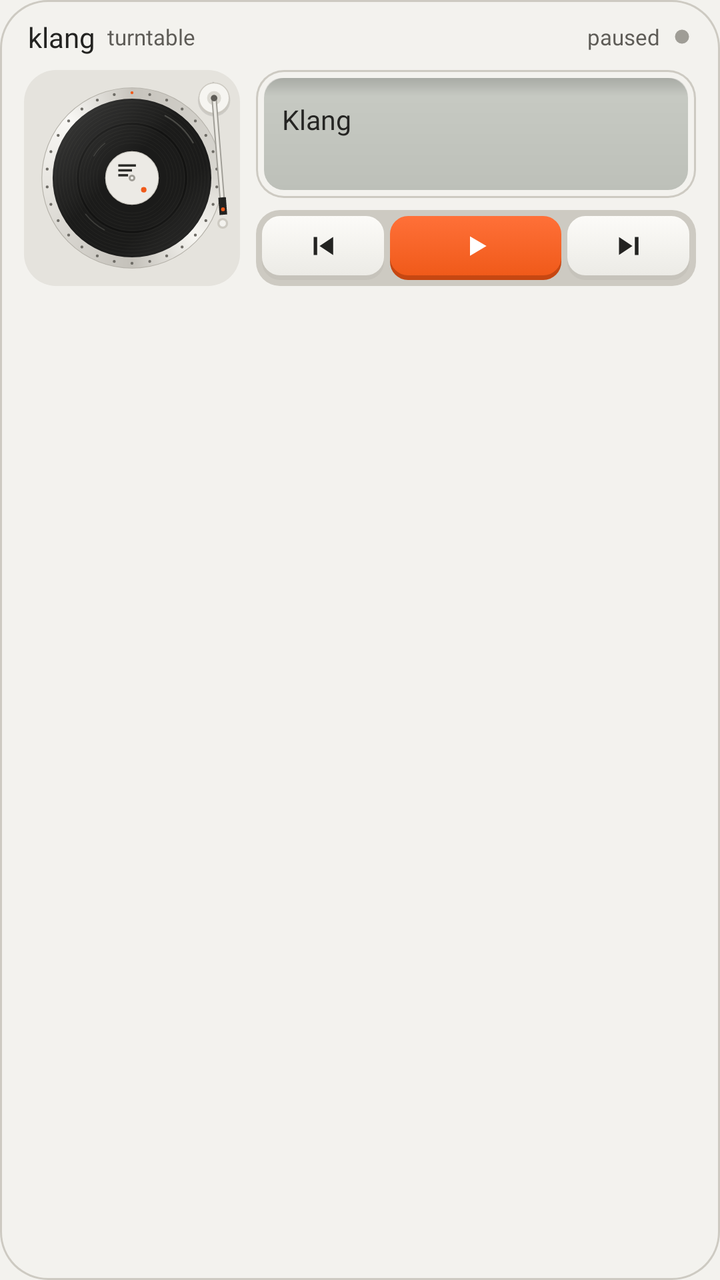
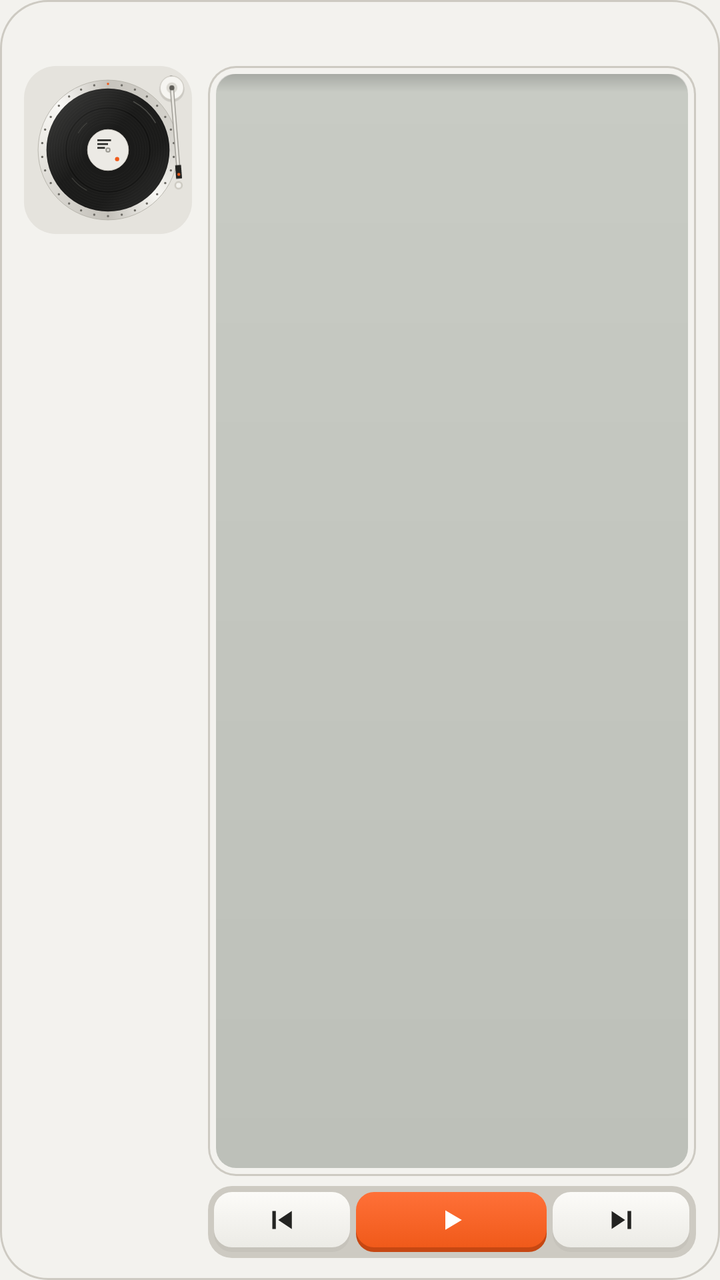

An Android layout rendered at two revisions. The XML below is the earlier revision; the diff shows what the commit changed to produce the second picture.
<!-- AndroidManifest.xml: application theme Theme.Klang -->
<!-- res/layout/widget_klang_paused.xml -->
<?xml version="1.0" encoding="utf-8"?>
<LinearLayout xmlns:android="http://schemas.android.com/apk/res/android"
    android:id="@+id/w_root"
    android:layout_width="match_parent"
    android:layout_height="match_parent"
    android:background="@drawable/w_bg_studio"
    android:orientation="vertical"
    android:paddingStart="12dp"
    android:paddingTop="9dp"
    android:paddingEnd="12dp"
    android:paddingBottom="12dp">

    <LinearLayout
        android:layout_width="match_parent"
        android:layout_height="wrap_content"
        android:gravity="center_vertical"
        android:orientation="horizontal"
        android:paddingStart="2dp"
        android:paddingEnd="2dp">
        <TextView android:id="@+id/w_brand" android:layout_width="wrap_content" android:layout_height="wrap_content"
            android:fontFamily="@font/plex_thai_bold" android:text="klang" android:textColor="#232321" android:textSize="14sp" />
        <TextView android:id="@+id/w_model" android:layout_width="0dp" android:layout_height="wrap_content" android:layout_weight="1"
            android:layout_marginStart="6dp" android:fontFamily="@font/plex_thai_medium" android:text="turntable" android:textColor="#5E5C57" android:textSize="11sp" />
        <TextView android:id="@+id/w_label" android:layout_width="wrap_content" android:layout_height="wrap_content"
            android:fontFamily="@font/plex_thai_medium" android:text="paused" android:textColor="#5E5C57" android:textSize="11sp" />
        <ImageView android:id="@+id/w_lamp" android:layout_width="10dp" android:layout_height="10dp" android:layout_marginStart="6dp"
            android:src="@drawable/w_lamp_off" android:importantForAccessibility="no" />
    </LinearLayout>

    <LinearLayout
        android:layout_width="match_parent"
        android:layout_height="wrap_content"
        android:layout_marginTop="7dp"
        android:orientation="horizontal">

        <FrameLayout
            android:id="@+id/w_deck"
            android:layout_width="108dp"
            android:layout_height="108dp"
            android:background="@drawable/w_tile_studio">
        <ImageView android:layout_width="match_parent" android:layout_height="match_parent" android:padding="5dp" android:src="@drawable/w_disc_r00" android:importantForAccessibility="no"/>
            <ImageView android:layout_width="match_parent" android:layout_height="match_parent" android:padding="5dp" android:src="@drawable/w_disc_light" android:importantForAccessibility="no"/>
            <ImageView android:layout_width="match_parent" android:layout_height="match_parent" android:src="@drawable/w_arm_rest" android:importantForAccessibility="no"/>
            <ImageView android:layout_width="match_parent" android:layout_height="match_parent" android:src="@drawable/w_arm_off" android:importantForAccessibility="no"/>
        </FrameLayout>

        <LinearLayout
            android:layout_width="0dp"
            android:layout_height="108dp"
            android:layout_marginStart="8dp"
            android:layout_weight="1"
            android:orientation="vertical">

            <LinearLayout
                android:id="@+id/w_info"
                android:layout_width="match_parent"
                android:layout_height="0dp"
                android:layout_weight="1"
                android:background="@drawable/w_lcd_studio"
                android:gravity="center_vertical"
                android:orientation="vertical"
                android:paddingStart="13dp"
                android:paddingTop="7dp"
                android:paddingEnd="11dp"
                android:paddingBottom="7dp">
                <TextView android:id="@+id/w_title" android:layout_width="match_parent" android:layout_height="wrap_content"
                    android:ellipsize="end" android:fontFamily="@font/plex_thai_semibold" android:lineSpacingMultiplier="0.9" android:maxLines="2"
                    android:text="Klang" android:textColor="#252523" android:textSize="13.5sp" />
                <TextView android:id="@+id/w_artist" android:layout_width="match_parent" android:layout_height="wrap_content"
                    android:ellipsize="end" android:fontFamily="@font/plex_thai_regular" android:maxLines="1"
                    android:text="" android:textColor="#555852" android:textSize="11sp" />
            </LinearLayout>

            <LinearLayout
                android:id="@+id/w_track"
                android:layout_width="match_parent"
                android:layout_height="38dp"
                android:layout_marginTop="6dp"
                android:background="@drawable/w_track_studio"
                android:orientation="horizontal"
                android:padding="3dp">
                <ImageView android:id="@+id/w_prev" android:layout_width="0dp" android:layout_height="match_parent" android:layout_weight="1"
                    android:background="@drawable/w_key_studio" android:contentDescription="Previous" android:paddingBottom="2dp" android:scaleType="center" android:src="@drawable/w_ic_prev" />
                <ImageView android:id="@+id/w_play" android:layout_width="0dp" android:layout_height="match_parent" android:layout_weight="1.4"
                    android:layout_marginStart="3dp" android:layout_marginEnd="3dp"
                    android:background="@drawable/w_key_orange" android:contentDescription="Play" android:paddingBottom="2dp" android:scaleType="center"
                    android:src="@drawable/w_ic_play_white" />
                <ImageView android:id="@+id/w_next" android:layout_width="0dp" android:layout_height="match_parent" android:layout_weight="1"
                    android:background="@drawable/w_key_studio" android:contentDescription="Next" android:paddingBottom="2dp" android:scaleType="center" android:src="@drawable/w_ic_next" />
            </LinearLayout>
        </LinearLayout>
    </LinearLayout>
</LinearLayout>
<!-- resources referenced by this layout -->
<resources>
  <!-- drawable w_arm_rest (drawable) -->
  <vector xmlns:android="http://schemas.android.com/apk/res/android" xmlns:aapt="http://schemas.android.com/aapt" android:width="200dp" android:height="200dp" android:viewportWidth="200" android:viewportHeight="200">
  <path android:pathData="M179.00,142.00 a5,5 0 1,1 10,0 a5,5 0 1,1 -10,0" android:fillColor="#CDCAC2"/>
  <path android:pathData="M181.00,142.00 a3,3 0 1,1 6,0 a3,3 0 1,1 -6,0" android:fillColor="#F3F2EE"/>
  </vector>
  <!-- drawable w_bg_studio (drawable) -->
  <layer-list xmlns:android="http://schemas.android.com/apk/res/android">
  <item><shape><corners android:radius="24dp"/><solid android:color="#CDCAC2"/></shape></item>
  <item android:left="1dp" android:top="1dp" android:right="1dp" android:bottom="1dp"><shape><corners android:radius="23dp"/><solid android:color="#F3F2EE"/></shape></item>
  </layer-list>
  <!-- drawable w_disc_light (drawable) -->
  <vector xmlns:android="http://schemas.android.com/apk/res/android" xmlns:aapt="http://schemas.android.com/aapt" android:width="200dp" android:height="200dp" android:viewportWidth="200" android:viewportHeight="200">
  <path android:pathData="M19.00,100.00 a81,81 0 1,1 162,0 a81,81 0 1,1 -162,0"><aapt:attr name="android:fillColor"><gradient android:type="linear" android:startX="30" android:startY="30" android:endX="170" android:endY="170"><item android:offset="0" android:color="#22FFFFFF"/><item android:offset="0.45" android:color="#00FFFFFF"/><item android:offset="0.7" android:color="#00FFFFFF"/><item android:offset="1" android:color="#12FFFFFF"/></gradient></aapt:attr></path>
  </vector>
  <!-- drawable w_disc_r00 (drawable) -->
  <rotate xmlns:android="http://schemas.android.com/apk/res/android" android:drawable="@drawable/w_disc" android:fromDegrees="0" android:toDegrees="0" android:pivotX="50%" android:pivotY="50%"/>
  <!-- drawable w_ic_next (drawable) -->
  <vector xmlns:android="http://schemas.android.com/apk/res/android" android:width="18dp" android:height="18dp" android:viewportWidth="24" android:viewportHeight="24">
  <path android:pathData="M16.1,6 h2.4 v12 h-2.4 z M5.5,6 L14.5,12 L5.5,18 Z" android:fillColor="#232321"/>
  </vector>
  <!-- drawable w_ic_play_white (drawable) -->
  <vector xmlns:android="http://schemas.android.com/apk/res/android" android:width="18dp" android:height="18dp" android:viewportWidth="24" android:viewportHeight="24">
  <path android:pathData="M8,5.5 L19,12 L8,18.5 Z" android:fillColor="#FFFFFF"/>
  </vector>
  <!-- drawable w_ic_prev (drawable) -->
  <vector xmlns:android="http://schemas.android.com/apk/res/android" android:width="18dp" android:height="18dp" android:viewportWidth="24" android:viewportHeight="24">
  <path android:pathData="M5.5,6 h2.4 v12 h-2.4 z M18.5,6 L9.5,12 L18.5,18 Z" android:fillColor="#232321"/>
  </vector>
  <!-- drawable w_lamp_off (drawable) -->
  <vector xmlns:android="http://schemas.android.com/apk/res/android" android:width="10dp" android:height="10dp" android:viewportWidth="10" android:viewportHeight="10">
  <path android:pathData="M1.5,5 a3.5,3.5 0 1,1 7,0 a3.5,3.5 0 1,1 -7,0" android:fillColor="#9F9D96"/>
  </vector>
  <!-- drawable w_tile_studio (drawable) -->
  <shape xmlns:android="http://schemas.android.com/apk/res/android"><corners android:radius="16dp"/><solid android:color="#E5E3DD"/></shape>
  <!-- drawable w_track_studio (drawable) -->
  <shape xmlns:android="http://schemas.android.com/apk/res/android"><corners android:radius="12dp"/><solid android:color="#CDCAC2"/></shape>
  <style name="Theme.Klang" parent="@android:style/Theme.Material.Light.NoActionBar">
          <item name="android:windowBackground">@color/shell</item>
          <item name="android:statusBarColor">@color/shell</item>
          <item name="android:navigationBarColor">@color/shell</item>
          <item name="android:windowLightStatusBar">true</item>
          <item name="android:windowLightNavigationBar">true</item>
      </style>
  <color name="shell">#FFF3F2EE</color>
  <!-- unchanged entries left out for length: 5 -->
</resources>

<!-- the commit's change to res/layout/widget_klang_paused.xml (unified diff, before → after) -->
@@ -8,74 +8,62 @@
     android:paddingStart="12dp"
     android:paddingTop="9dp"
     android:paddingEnd="12dp"
-    android:paddingBottom="12dp">
+    android:paddingBottom="11dp">
+
+    <ImageView
+        android:id="@+id/w_head"
+        android:layout_width="match_parent"
+        android:layout_height="18dp"
+        android:scaleType="fitStart"
+        android:contentDescription="Klang turntable" />
 
     <LinearLayout
         android:layout_width="match_parent"
-        android:layout_height="wrap_content"
-        android:gravity="center_vertical"
-        android:orientation="horizontal"
-        android:paddingStart="2dp"
-        android:paddingEnd="2dp">
-        <TextView android:id="@+id/w_brand" android:layout_width="wrap_content" android:layout_height="wrap_content"
-            android:fontFamily="@font/plex_thai_bold" android:text="klang" android:textColor="#232321" android:textSize="14sp" />
-        <TextView android:id="@+id/w_model" android:layout_width="0dp" android:layout_height="wrap_content" android:layout_weight="1"
-            android:layout_marginStart="6dp" android:fontFamily="@font/plex_thai_medium" android:text="turntable" android:textColor="#5E5C57" android:textSize="11sp" />
-        <TextView android:id="@+id/w_label" android:layout_width="wrap_content" android:layout_height="wrap_content"
-            android:fontFamily="@font/plex_thai_medium" android:text="paused" android:textColor="#5E5C57" android:textSize="11sp" />
-        <ImageView android:id="@+id/w_lamp" android:layout_width="10dp" android:layout_height="10dp" android:layout_marginStart="6dp"
-            android:src="@drawable/w_lamp_off" android:importantForAccessibility="no" />
-    </LinearLayout>
-
-    <LinearLayout
-        android:layout_width="match_parent"
-        android:layout_height="wrap_content"
-        android:layout_marginTop="7dp"
+        android:layout_height="0dp"
+        android:layout_marginTop="6dp"
+        android:layout_weight="1"
         android:orientation="horizontal">
 
         <FrameLayout
             android:id="@+id/w_deck"
-            android:layout_width="108dp"
-            android:layout_height="108dp"
+            android:layout_width="84dp"
+            android:layout_height="84dp"
             android:background="@drawable/w_tile_studio">
-        <ImageView android:layout_width="match_parent" android:layout_height="match_parent" android:padding="5dp" android:src="@drawable/w_disc_r00" android:importantForAccessibility="no"/>
-            <ImageView android:layout_width="match_parent" android:layout_height="match_parent" android:padding="5dp" android:src="@drawable/w_disc_light" android:importantForAccessibility="no"/>
-            <ImageView android:layout_width="match_parent" android:layout_height="match_parent" android:src="@drawable/w_arm_rest" android:importantForAccessibility="no"/>
-            <ImageView android:layout_width="match_parent" android:layout_height="match_parent" android:src="@drawable/w_arm_off" android:importantForAccessibility="no"/>
+            <ImageView android:layout_width="match_parent" android:layout_height="match_parent" android:scaleType="fitCenter" android:importantForAccessibility="no" android:padding="4dp" android:src="@drawable/w_disc_r00"/>
+            <ImageView android:layout_width="match_parent" android:layout_height="match_parent" android:scaleType="fitCenter" android:importantForAccessibility="no" android:padding="4dp" android:src="@drawable/w_disc_light"/>
+            <ImageView android:layout_width="match_parent" android:layout_height="match_parent" android:scaleType="fitCenter" android:importantForAccessibility="no" android:src="@drawable/w_arm_rest"/>
+            <ImageView android:layout_width="match_parent" android:layout_height="match_parent" android:scaleType="fitCenter" android:importantForAccessibility="no" android:src="@drawable/w_arm_off"/>
         </FrameLayout>
 
         <LinearLayout
             android:layout_width="0dp"
-            android:layout_height="108dp"
+            android:layout_height="match_parent"
             android:layout_marginStart="8dp"
             android:layout_weight="1"
             android:orientation="vertical">
 
-            <LinearLayout
+            <FrameLayout
                 android:id="@+id/w_info"
                 android:layout_width="match_parent"
                 android:layout_height="0dp"
                 android:layout_weight="1"
                 android:background="@drawable/w_lcd_studio"
-                android:gravity="center_vertical"
-                android:orientation="vertical"
-                android:paddingStart="13dp"
-                android:paddingTop="7dp"
-                android:paddingEnd="11dp"
-                android:paddingBottom="7dp">
-                <TextView android:id="@+id/w_title" android:layout_width="match_parent" android:layout_height="wrap_content"
-                    android:ellipsize="end" android:fontFamily="@font/plex_thai_semibold" android:lineSpacingMultiplier="0.9" android:maxLines="2"
-                    android:text="Klang" android:textColor="#252523" android:textSize="13.5sp" />
-                <TextView android:id="@+id/w_artist" android:layout_width="match_parent" android:layout_height="wrap_content"
-                    android:ellipsize="end" android:fontFamily="@font/plex_thai_regular" android:maxLines="1"
-                    android:text="" android:textColor="#555852" android:textSize="11sp" />
-            </LinearLayout>
+                android:paddingStart="14dp"
+                android:paddingTop="5dp"
+                android:paddingEnd="12dp"
+                android:paddingBottom="5dp">
+                <ImageView
+                    android:id="@+id/w_text"
+                    android:layout_width="match_parent"
+                    android:layout_height="match_parent"
+                    android:scaleType="fitStart" />
+            </FrameLayout>
 
             <LinearLayout
                 android:id="@+id/w_track"
                 android:layout_width="match_parent"
-                android:layout_height="38dp"
-                android:layout_marginTop="6dp"
+                android:layout_height="36dp"
+                android:layout_marginTop="5dp"
                 android:background="@drawable/w_track_studio"
                 android:orientation="horizontal"
                 android:padding="3dp">
<!-- resource entries referenced after the edit -->
@@ -28,10 +28,6 @@
   <vector xmlns:android="http://schemas.android.com/apk/res/android" android:width="18dp" android:height="18dp" android:viewportWidth="24" android:viewportHeight="24">
   <path android:pathData="M5.5,6 h2.4 v12 h-2.4 z M18.5,6 L9.5,12 L18.5,18 Z" android:fillColor="#232321"/>
   </vector>
-  <!-- drawable w_lamp_off (drawable) -->
-  <vector xmlns:android="http://schemas.android.com/apk/res/android" android:width="10dp" android:height="10dp" android:viewportWidth="10" android:viewportHeight="10">
-  <path android:pathData="M1.5,5 a3.5,3.5 0 1,1 7,0 a3.5,3.5 0 1,1 -7,0" android:fillColor="#9F9D96"/>
-  </vector>
   <!-- drawable w_tile_studio (drawable) -->
   <shape xmlns:android="http://schemas.android.com/apk/res/android"><corners android:radius="16dp"/><solid android:color="#E5E3DD"/></shape>
   <!-- drawable w_track_studio (drawable) -->
